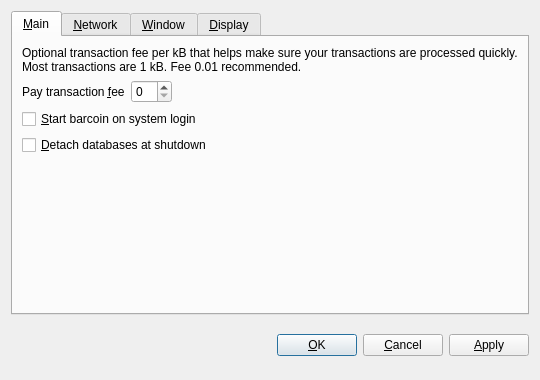
First picture: the form in src/qt/forms/optionsdialog.ui, repository pleasecoin/pls, before the edit.
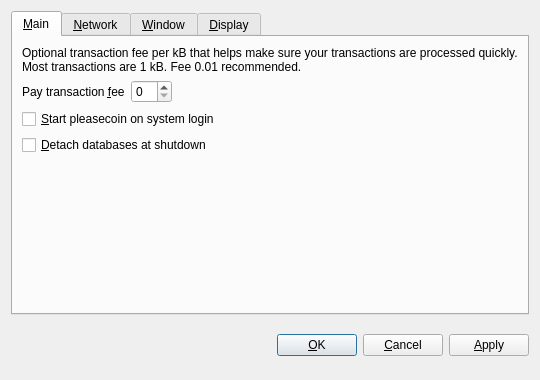
Second picture: the form after the edit. The open tabs and pages were chosen to show the change. Custom widgets are drawn as their Qt base class.

```diff
--- a/src/qt/forms/optionsdialog.ui
+++ b/src/qt/forms/optionsdialog.ui
@@ -82,7 +82,7 @@
           <string>Automatically start barcoin after logging in to the system.</string>
          </property>
          <property name="text">
-          <string>&amp;Start barcoin on system login</string>
+          <string>&amp;Start pleasecoin on system login</string>
          </property>
         </widget>
        </item>
```
Left out of the diff: 10 changed lines with no effect on the pictures.
